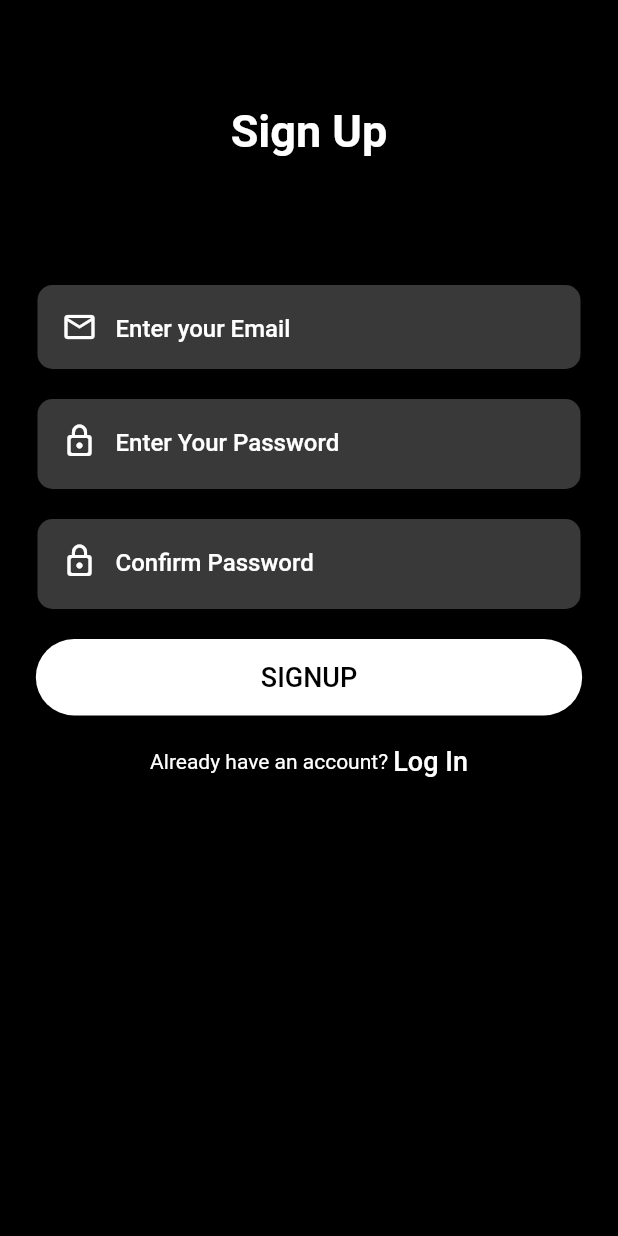
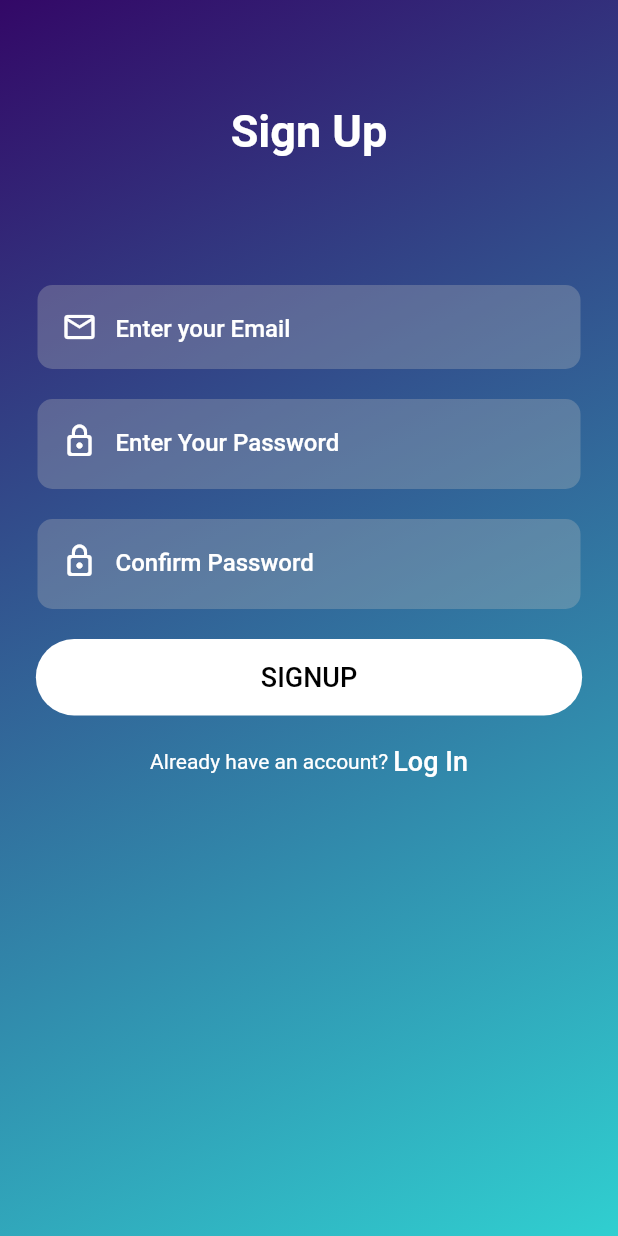
Before and after one commit to 29Niro/flutter_product_view, a Flutter app: the screen it shows after launch, after a tap on "Sign Up", on a phone screen of 412 x 824 dp. Run offline on Flutter 3.47's test engine with Material 2 defaults, Android fonts, the phone set to English and light mode, and no system bars; our stand-ins replace carousel_slider, firebase_auth, firebase_core; accounts and stored records are empty; network calls fail.

Commit message:
changed ui color

```diff
--- a/lib/screens/home_page.dart
+++ b/lib/screens/home_page.dart
@@ -55,7 +55,7 @@ class _HomePageState extends State<HomePage> {
                   height: MediaQuery.of(context).size.height / 4,
                   margin: const EdgeInsets.only(top: 5, left: 5, right: 5),
                   child: Card(
-                    elevation: 4,
+                    elevation: 6,
                     clipBehavior: Clip.antiAlias,
                     shape: RoundedRectangleBorder(
                         borderRadius: BorderRadius.circular(4.0)),
--- a/lib/screens/login_page.dart
+++ b/lib/screens/login_page.dart
@@ -20,7 +20,16 @@ class _LoginPageState extends State<LoginPage> {
       body: SingleChildScrollView(
           child: Container(
         height: MediaQuery.of(context).size.height,
-        decoration: const BoxDecoration(color: Colors.black),
+        decoration: const BoxDecoration(
+          gradient: LinearGradient(
+            begin: Alignment.topLeft,
+            end: Alignment.bottomRight,
+            colors: [
+              Color.fromARGB(255, 51, 8, 103),
+              Color.fromARGB(255, 48, 207, 208),
+            ],
+          ),
+        ),
         child: Column(
           children: [
             const Padding(
@@ -29,7 +38,6 @@ class _LoginPageState extends State<LoginPage> {
                 'Log In',
                 style: TextStyle(
                     color: Color.fromARGB(255, 255, 255, 255),
-                    fontFamily: 'Robika',
                     fontSize: 30.0,
                     fontWeight: FontWeight.bold),
               ),
@@ -92,10 +100,8 @@ class _LoginPageState extends State<LoginPage> {
                           color: Colors.white,
                         ),
                         hintText: 'Enter your Password',
-                        hintStyle: TextStyle(
-                            color: Colors.white,
-                            fontFamily: 'Robika',
-                            fontSize: 16)),
+                        hintStyle:
+                            TextStyle(color: Colors.white, fontSize: 16)),
                     style: TextStyle(
                         color: Colors.white.withOpacity(0.9),
                         fontWeight: FontWeight.w500,
--- a/lib/screens/signup_page.dart
+++ b/lib/screens/signup_page.dart
@@ -21,7 +21,16 @@ class _SignupPageState extends State<SignupPage> {
       body: SingleChildScrollView(
           child: Container(
         height: MediaQuery.of(context).size.height,
-        decoration: const BoxDecoration(color: Colors.black),
+        decoration: const BoxDecoration(
+          gradient: LinearGradient(
+            begin: Alignment.topLeft,
+            end: Alignment.bottomRight,
+            colors: [
+              Color.fromARGB(255, 51, 8, 103),
+              Color.fromARGB(255, 48, 207, 208),
+            ],
+          ),
+        ),
         child: Column(
           children: [
             const Padding(
```
